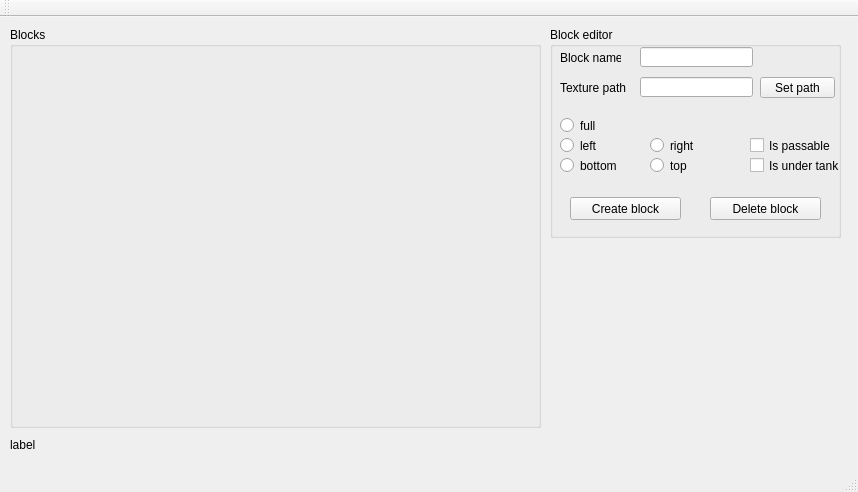
Old version of the form MapEditor/MapEditor.ui in the repository hardcorych/mapeditor.
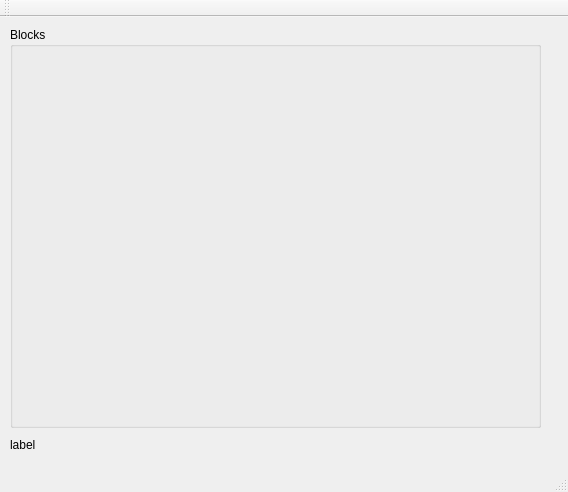
New version of the form.

Commit message: added block edit dialog

What changed in the file:
```diff
--- a/MapEditor/MapEditor.ui
+++ b/MapEditor/MapEditor.ui
@@ -6,7 +6,7 @@
    <rect>
     <x>0</x>
     <y>0</y>
-    <width>858</width>
+    <width>568</width>
     <height>492</height>
    </rect>
   </property>
@@ -51,195 +51,6 @@
      <layout class="QGridLayout" name="gridLayout"/>
     </widget>
    </widget>
-   <widget class="QGroupBox" name="groupBox">
-    <property name="geometry">
-     <rect>
-      <x>550</x>
-      <y>10</y>
-      <width>291</width>
-      <height>211</height>
-     </rect>
-    </property>
-    <property name="title">
-     <string>Block editor</string>
-    </property>
-    <widget class="QLineEdit" name="lineEditBlockName">
-     <property name="geometry">
-      <rect>
-       <x>90</x>
-       <y>20</y>
-       <width>113</width>
-       <height>20</height>
-      </rect>
-     </property>
-    </widget>
-    <widget class="QLabel" name="labelBlockName">
-     <property name="geometry">
-      <rect>
-       <x>10</x>
-       <y>20</y>
-       <width>61</width>
-       <height>21</height>
-      </rect>
-     </property>
-     <property name="text">
-      <string>Block name</string>
-     </property>
-    </widget>
-    <widget class="QLineEdit" name="lineEditBlockPath">
-     <property name="geometry">
-      <rect>
-       <x>90</x>
-       <y>50</y>
-       <width>113</width>
-       <height>20</height>
-      </rect>
-     </property>
-    </widget>
-    <widget class="QLabel" name="labelBlockPath">
-     <property name="geometry">
-      <rect>
-       <x>10</x>
-       <y>50</y>
-       <width>71</width>
-       <height>21</height>
-      </rect>
-     </property>
-     <property name="text">
-      <string>Texture path</string>
-     </property>
-    </widget>
-    <widget class="QCheckBox" name="checkBoxPassability">
-     <property name="geometry">
-      <rect>
-       <x>200</x>
-       <y>110</y>
-       <width>81</width>
-       <height>17</height>
-      </rect>
-     </property>
-     <property name="text">
-      <string>Is passable</string>
-     </property>
-    </widget>
-    <widget class="QCheckBox" name="checkBoxUnderTank">
-     <property name="geometry">
-      <rect>
-       <x>200</x>
-       <y>130</y>
-       <width>91</width>
-       <height>17</height>
-      </rect>
-     </property>
-     <property name="text">
-      <string>Is under tank</string>
-     </property>
-    </widget>
-    <widget class="QPushButton" name="pushButtonPath">
-     <property name="geometry">
-      <rect>
-       <x>210</x>
-       <y>50</y>
-       <width>75</width>
-       <height>21</height>
-      </rect>
-     </property>
-     <property name="text">
-      <string>Set path</string>
-     </property>
-    </widget>
-    <widget class="QPushButton" name="pushButtonCreateBlock">
-     <property name="geometry">
-      <rect>
-       <x>20</x>
-       <y>170</y>
-       <width>111</width>
-       <height>23</height>
-      </rect>
-     </property>
-     <property name="text">
-      <string>Create block</string>
-     </property>
-    </widget>
-    <widget class="QRadioButton" name="radioButton">
-     <property name="geometry">
-      <rect>
-       <x>10</x>
-       <y>90</y>
-       <width>82</width>
-       <height>17</height>
-      </rect>
-     </property>
-     <property name="text">
-      <string>full</string>
-     </property>
-    </widget>
-    <widget class="QRadioButton" name="radioButton_2">
-     <property name="geometry">
-      <rect>
-       <x>10</x>
-       <y>110</y>
-       <width>82</width>
-       <height>17</height>
-      </rect>
-     </property>
-     <property name="text">
-      <string>left</string>
-     </property>
-    </widget>
-    <widget class="QRadioButton" name="radioButton_3">
-     <property name="geometry">
-      <rect>
-       <x>10</x>
-       <y>130</y>
-       <width>82</width>
-       <height>17</height>
-      </rect>
-     </property>
-     <property name="text">
-      <string>bottom</string>
-     </property>
-    </widget>
-    <widget class="QRadioButton" name="radioButton_4">
-     <property name="geometry">
-      <rect>
-       <x>100</x>
-       <y>110</y>
-       <width>82</width>
-       <height>17</height>
-      </rect>
-     </property>
-     <property name="text">
-      <string>right</string>
-     </property>
-    </widget>
-    <widget class="QRadioButton" name="radioButton_5">
-     <property name="geometry">
-      <rect>
-       <x>100</x>
-       <y>130</y>
-       <width>82</width>
-       <height>17</height>
-      </rect>
-     </property>
-     <property name="text">
-      <string>top</string>
-     </property>
-    </widget>
-    <widget class="QPushButton" name="pushButtonDeleteBlock">
-     <property name="geometry">
-      <rect>
-       <x>160</x>
-       <y>170</y>
-       <width>111</width>
-       <height>23</height>
-      </rect>
-     </property>
-     <property name="text">
-      <string>Delete block</string>
-     </property>
-    </widget>
-   </widget>
   </widget>
   <widget class="QMenuBar" name="menuBar">
    <property name="geometry">
```
Left out of the diff: 2 changed lines with no effect on the pictures. The commit also changes 21 other files.
